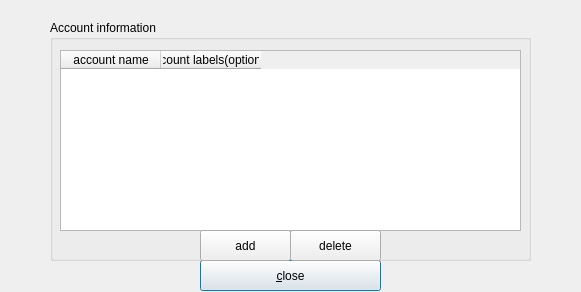
Above: configurationdialog.ui from mhogomchungu/qCheckGMail before the change. Below: the same form after it.
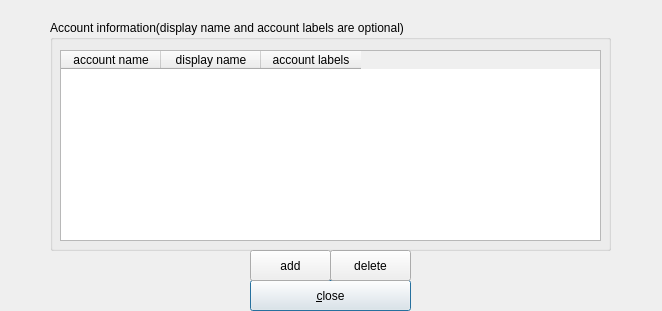
That is the form after the change.

Commit message: add ability to display accounts either by their account names or alternative display name

Diff of the .ui file:
```diff
--- a/configurationdialog.ui
+++ b/configurationdialog.ui
@@ -6,8 +6,8 @@
    <rect>
     <x>0</x>
     <y>0</y>
-    <width>581</width>
-    <height>292</height>
+    <width>662</width>
+    <height>311</height>
    </rect>
   </property>
   <property name="windowTitle">
@@ -16,9 +16,9 @@
   <widget class="QPushButton" name="pushButtonClose">
    <property name="geometry">
     <rect>
-     <x>200</x>
-     <y>260</y>
-     <width>181</width>
+     <x>250</x>
+     <y>280</y>
+     <width>161</width>
      <height>31</height>
     </rect>
    </property>
@@ -34,20 +34,20 @@
     <rect>
      <x>50</x>
      <y>20</y>
-     <width>481</width>
-     <height>241</height>
+     <width>561</width>
+     <height>231</height>
     </rect>
    </property>
    <property name="title">
-    <string>Account information</string>
+    <string>Account information(display name and account labels are optional)</string>
    </property>
    <widget class="QTableWidget" name="tableWidget">
     <property name="geometry">
      <rect>
       <x>10</x>
       <y>30</y>
-      <width>461</width>
-      <height>181</height>
+      <width>541</width>
+      <height>191</height>
      </rect>
     </property>
     <property name="editTriggers">
@@ -75,29 +75,22 @@
     </column>
     <column>
      <property name="text">
-      <string>account labels(optional)</string>
+      <string>display name</string>
      </property>
     </column>
-   </widget>
-   <widget class="QPushButton" name="pushButtonAccountAdd">
-    <property name="geometry">
-     <rect>
-      <x>150</x>
-      <y>210</y>
-      <width>91</width>
-      <height>31</height>
-     </rect>
-    </property>
+    <column>
     <property name="text">
-     <string>add</string>
-    </property>
+      <string>account labels</string>
+     </property>
+    </column>
+   </widget>
    </widget>
    <widget class="QPushButton" name="pushButtonAccountDelete">
     <property name="geometry">
      <rect>
-      <x>240</x>
-      <y>210</y>
-      <width>91</width>
+     <x>330</x>
+     <y>250</y>
+     <width>81</width>
       <height>31</height>
      </rect>
     </property>
@@ -105,6 +98,18 @@
      <string>delete</string>
     </property>
    </widget>
+  <widget class="QPushButton" name="pushButtonAccountAdd">
+   <property name="geometry">
+    <rect>
+     <x>250</x>
+     <y>250</y>
+     <width>81</width>
+     <height>31</height>
+    </rect>
+   </property>
+   <property name="text">
+    <string>add</string>
+   </property>
   </widget>
  </widget>
  <tabstops>
```
Lines whose indentation alone changed are shown as unchanged. The commit also changes 10 other files.
